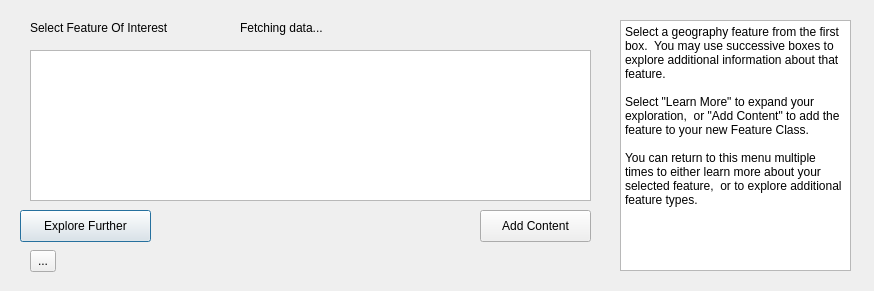
Old version of the form kwg_geoenrichment/kwg_plugin_enrichment_dialog_base.ui in the repository KnowWhereGraph/geoenrichment-qgis.
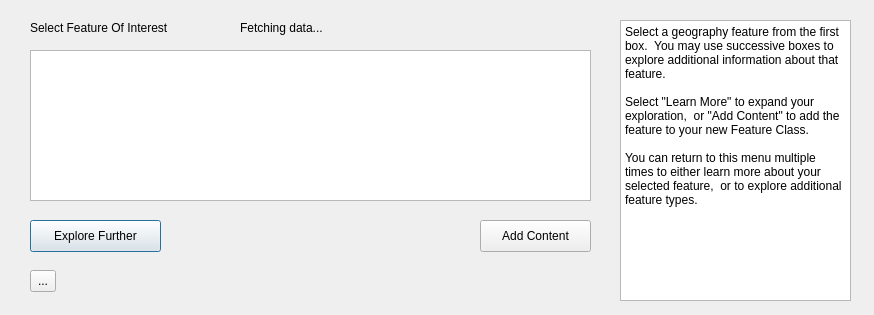
New version of the form.

The edit to the form file:
```diff
--- a/kwg_geoenrichment/kwg_plugin_enrichment_dialog_base.ui
+++ b/kwg_geoenrichment/kwg_plugin_enrichment_dialog_base.ui
@@ -7,7 +7,7 @@
     <x>0</x>
     <y>0</y>
     <width>874</width>
-    <height>291</height>
+    <height>315</height>
    </rect>
   </property>
   <property name="windowTitle">
@@ -29,8 +29,8 @@
   <widget class="QPushButton" name="pushButton_learnMore">
    <property name="geometry">
     <rect>
-     <x>20</x>
-     <y>210</y>
+     <x>30</x>
+     <y>220</y>
      <width>131</width>
      <height>32</height>
     </rect>
@@ -43,7 +43,7 @@
    <property name="geometry">
     <rect>
      <x>480</x>
-     <y>210</y>
+     <y>220</y>
      <width>111</width>
      <height>32</height>
     </rect>
@@ -68,7 +68,7 @@
      <x>620</x>
      <y>20</y>
      <width>231</width>
-     <height>251</height>
+     <height>281</height>
     </rect>
    </property>
    <property name="plainText">
@@ -83,7 +83,7 @@
    <property name="geometry">
     <rect>
      <x>30</x>
-     <y>250</y>
+     <y>270</y>
      <width>26</width>
      <height>22</height>
     </rect>
```
